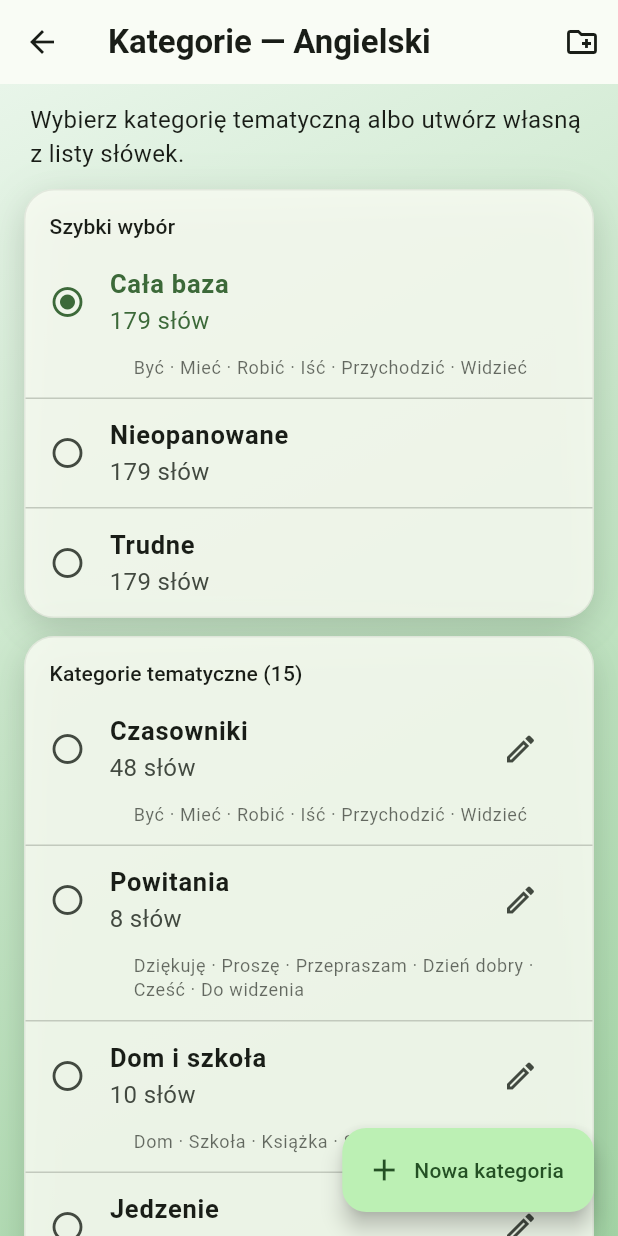
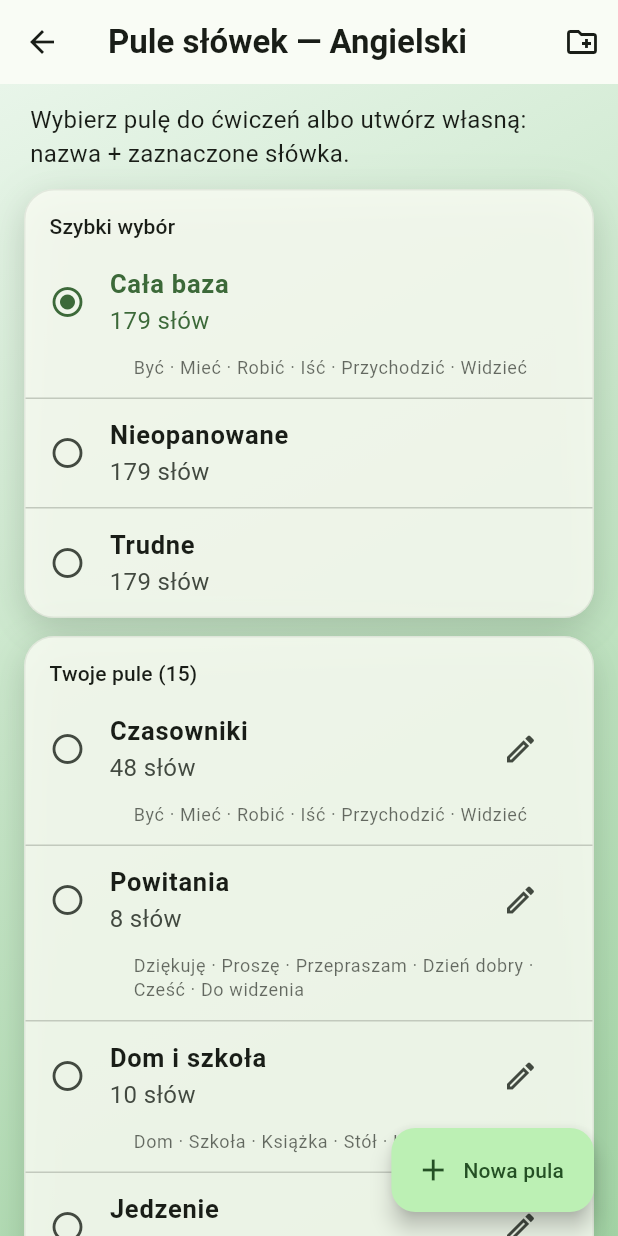
Before and after one commit to xhavsky/Learning-languages, a Flutter app: the screen it shows after launch, scrolled down 576 dp, after a tap on the "folder special" icon, on a phone screen of 412 x 824 dp. Run offline on Flutter 3.47's test engine with Material 3 defaults, Android fonts, the phone set to English and light mode, and no system bars; our stand-ins replace audioplayers, shared_preferences.

Commit message:
Wybór i tworzenie własnej puli słówek na ekranie ćwiczeń.

```diff
--- a/lib/main.dart
+++ b/lib/main.dart
@@ -911,7 +911,7 @@ class _HomePageState extends State<HomePage> with TickerProviderStateMixin {
     setState(() {});
   }
 
-  Future<void> _openGroups() async {
+  Future<void> _openGroups({bool openCreate = false}) async {
     final pack = _pack;
     if (pack == null || _lang == null) return;
     await Navigator.of(context).push(
@@ -921,6 +921,7 @@ class _HomePageState extends State<HomePage> with TickerProviderStateMixin {
           pack: pack,
           selectedId: _groupId,
           palette: widget.palette,
+          openCreateOnStart: openCreate,
           onChanged: () async {
             await _store.save();
             setState(() {});
@@ -1601,7 +1602,7 @@ class _HomePageState extends State<HomePage> with TickerProviderStateMixin {
             icon: const Icon(Icons.storefront_outlined),
           ),
           IconButton(
-            tooltip: 'Kategorie',
+            tooltip: 'Pule słówek',
             onPressed: _openGroups,
             icon: const Icon(Icons.folder_special_outlined),
           ),
@@ -1736,7 +1737,7 @@ class _HomePageState extends State<HomePage> with TickerProviderStateMixin {
                           ),
                           const SizedBox(height: 10),
                           Text(
-                            'Kategoria (przesuń pasek →)',
+                            'Pula słówek (przesuń → albo utwórz własną)',
                             style: Theme.of(context).textTheme.labelMedium,
                           ),
                           const SizedBox(height: 6),
@@ -1798,6 +1799,16 @@ class _HomePageState extends State<HomePage> with TickerProviderStateMixin {
                                         },
                                       ),
                                     ),
+                                Padding(
+                                  padding:
+                                      const EdgeInsets.symmetric(horizontal: 4),
+                                  child: ActionChip(
+                                    avatar: const Icon(Icons.add, size: 18),
+                                    label: const Text('Nowa pula'),
+                                    onPressed: () =>
+                                        _openGroups(openCreate: true),
+                                  ),
+                                ),
                               ],
                             ),
                           ),
@@ -1943,8 +1954,8 @@ class _HomePageState extends State<HomePage> with TickerProviderStateMixin {
                       SoftPanel(
                         child: Text(
                           pool.isEmpty && _poolReview
-                              ? 'Brak opanowanych w tej kategorii.'
-                              : 'Brak słówek do nauki w kategorii.\nDodaj słowa lub wybierz inną kategorię.',
+                              ? 'Brak opanowanych w tej puli.'
+                              : 'Brak słówek do nauki w tej puli.\nDodaj słowa lub wybierz inną pulę.',
                           textAlign: TextAlign.center,
                           style: Theme.of(context).textTheme.headlineMedium,
                         ),
@@ -2086,6 +2097,7 @@ class GroupsPage extends StatefulWidget {
     required this.palette,
     required this.onChanged,
     required this.onSelect,
+    this.openCreateOnStart = false,
   });
 
   final String lang;
@@ -2094,6 +2106,7 @@ class GroupsPage extends StatefulWidget {
   final AppPalette palette;
   final VoidCallback onChanged;
   final ValueChanged<String> onSelect;
+  final bool openCreateOnStart;
 
   @override
   State<GroupsPage> createState() => _GroupsPageState();
@@ -2106,6 +2119,11 @@ class _GroupsPageState extends State<GroupsPage> {
   void initState() {
     super.initState();
     _selected = widget.selectedId;
+    if (widget.openCreateOnStart) {
+      WidgetsBinding.instance.addPostFrameCallback((_) {
+        if (mounted) _createGroup();
+      });
+    }
   }
 
   Future<bool> _pickWords({
@@ -2148,7 +2166,7 @@ class _GroupsPageState extends State<GroupsPage> {
                       controller: nameCtrl,
                       textCapitalization: TextCapitalization.sentences,
                       decoration: const InputDecoration(
-                        labelText: 'Nazwa kategorii',
+                        labelText: 'Nazwa puli',
                         hintText: 'np. Czasowniki na dziś',
                         border: OutlineInputBorder(),
                         prefixIcon: Icon(Icons.label_outline),
@@ -2180,7 +2198,7 @@ class _GroupsPageState extends State<GroupsPage> {
                     ),
                     const SizedBox(height: 4),
                     Text(
-                      'Zaznacz słowa do kategorii (możesz szukać po polsku lub obcym).',
+                      'Zaznacz słowa do puli (możesz szukać po polsku lub obcym).',
                       style: Theme.of(ctx).textTheme.bodySmall,
                     ),
                     const SizedBox(height: 8),
@@ -2245,7 +2263,7 @@ class _GroupsPageState extends State<GroupsPage> {
                                     .removeWhere((x) => x.id == _editingGroupId);
                                 Navigator.pop(ctx, false);
                               },
-                              child: const Text('Usuń kategorię'),
+                              child: const Text('Usuń pulę'),
                             ),
                           ),
                           const SizedBox(width: 8),
@@ -2263,7 +2281,7 @@ class _GroupsPageState extends State<GroupsPage> {
                         child: Text(
                           selected.isEmpty
                               ? 'Utwórz (wybierz słowa)'
-                              : 'Utwórz kategorię (${selected.length})',
+                              : 'Utwórz pulę (${selected.length})',
                         ),
                       ),
                   ],
@@ -2285,7 +2303,7 @@ class _GroupsPageState extends State<GroupsPage> {
     final selected = <String>{};
     _editingGroupId = null;
     final ok = await _pickWords(
-      title: 'Nowa kategoria',
+      title: 'Nowa pula słówek',
       selected: selected,
       nameCtrl: nameCtrl,
       createMode: true,
@@ -2299,7 +2317,7 @@ class _GroupsPageState extends State<GroupsPage> {
     if (!mounted) return;
     if (name.isEmpty) {
       ScaffoldMessenger.of(context).showSnackBar(
-        const SnackBar(content: Text('Podaj nazwę kategorii')),
+        const SnackBar(content: Text('Podaj nazwę puli')),
       );
       return;
     }
@@ -2309,15 +2327,23 @@ class _GroupsPageState extends State<GroupsPage> {
       );
       return;
     }
+    final id = 'g-${DateTime.now().millisecondsSinceEpoch}';
     widget.pack.groups.add(
       WordGroup(
-        id: 'g-${DateTime.now().millisecondsSinceEpoch}',
+        id: id,
         name: name,
         wordIds: selected.toList(),
       ),
     );
+    _selected = id;
+    widget.onSelect(id);
     widget.onChanged();
     setState(() {});
+    if (mounted) {
+      ScaffoldMessenger.of(context).showSnackBar(
+        SnackBar(content: Text('Utworzono pulę „$name” — ćwiczysz z niej')),
+      );
+    }
   }
 
   Future<void> _editGroup(WordGroup g) async {
@@ -2325,7 +2351,7 @@ class _GroupsPageState extends State<GroupsPage> {
     final nameCtrl = TextEditingController(text: g.name);
     _editingGroupId = g.id;
     final ok = await _pickWords(
-      title: 'Edytuj kategorię',
+      title: 'Edytuj pulę',
       selected: selected,
       nameCtrl: nameCtrl,
       createMode: false,
@@ -2401,19 +2427,19 @@ class _GroupsPageState extends State<GroupsPage> {
   Widget build(BuildContext context) {
     return Scaffold(
       appBar: AppBar(
-        title: Text('Kategorie — ${widget.lang}'),
+        title: Text('Pule słówek — ${widget.lang}'),
         actions: [
           IconButton(
             onPressed: _createGroup,
             icon: const Icon(Icons.create_new_folder_outlined),
-            tooltip: 'Nowa kategoria',
+            tooltip: 'Nowa pula',
           ),
         ],
       ),
       floatingActionButton: FloatingActionButton.extended(
         onPressed: _createGroup,
         icon: const Icon(Icons.add),
-        label: const Text('Nowa kategoria'),
+        label: const Text('Nowa pula'),
       ),
       body: GradientScaffoldBody(
         palette: widget.palette,
@@ -2423,7 +2449,7 @@ class _GroupsPageState extends State<GroupsPage> {
             Padding(
               padding: const EdgeInsets.fromLTRB(20, 4, 20, 8),
               child: Text(
-                'Wybierz kategorię tematyczną albo utwórz własną z listy słówek.',
+                'Wybierz pulę do ćwiczeń albo utwórz własną: nazwa + zaznaczone słówka.',
                 style: Theme.of(context).textTheme.bodyMedium,
               ),
             ),
@@ -2475,8 +2501,8 @@ class _GroupsPageState extends State<GroupsPage> {
                     padding: const EdgeInsets.fromLTRB(16, 14, 16, 4),
                     child: Text(
                       widget.pack.groups.isEmpty
-                          ? 'Kategorie (pusto — dodaj pierwszą)'
-                          : 'Kategorie tematyczne (${widget.pack.groups.length})',
+                          ? 'Twoje pule (pusto — dodaj pierwszą)'
+                          : 'Twoje pule (${widget.pack.groups.length})',
                       style: Theme.of(context).textTheme.titleSmall,
                     ),
                   ),
@@ -2484,7 +2510,7 @@ class _GroupsPageState extends State<GroupsPage> {
                     const Padding(
                       padding: EdgeInsets.fromLTRB(16, 8, 16, 20),
                       child: Text(
-                        'Kliknij „Nowa kategoria”, wpisz nazwę i zaznacz słówka.',
+                        'Kliknij „Nowa pula”, wpisz nazwę i zaznacz słówka.',
                       ),
                     )
                   else
@@ -2683,7 +2709,14 @@ class _WordsPageState extends State<WordsPage> {
                 ),
               ),
             ),
-            if (widget.pack.groups.isNotEmpty)
+            if (widget.pack.groups.isNotEmpty) ...[
+              Padding(
+                padding: const EdgeInsets.fromLTRB(16, 0, 16, 6),
+                child: Text(
+                  'Kategoria (przesuń pasek →)',
+                  style: Theme.of(context).textTheme.labelMedium,
+                ),
+              ),
               SizedBox(
                 height: 44,
                 child: ListView(
@@ -2714,6 +2747,7 @@ class _WordsPageState extends State<WordsPage> {
                   ],
                 ),
               ),
+            ],
             Padding(
               padding: const EdgeInsets.symmetric(horizontal: 20),
               child: Align(
```
Also changed, not shown: 1 other file.
